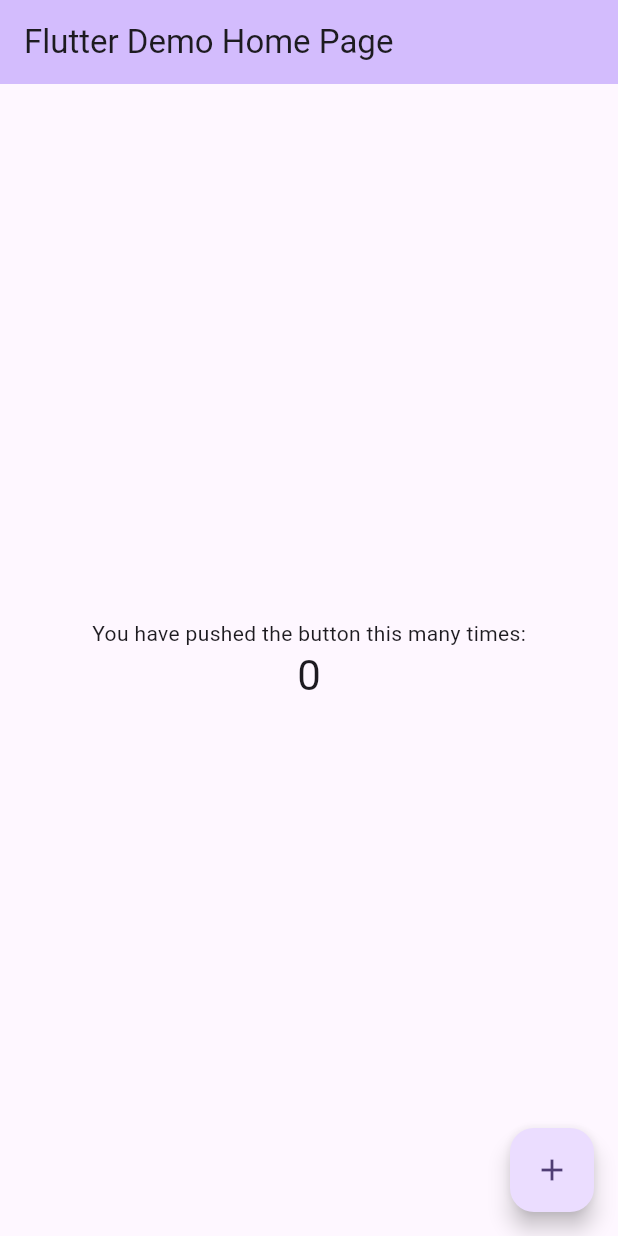
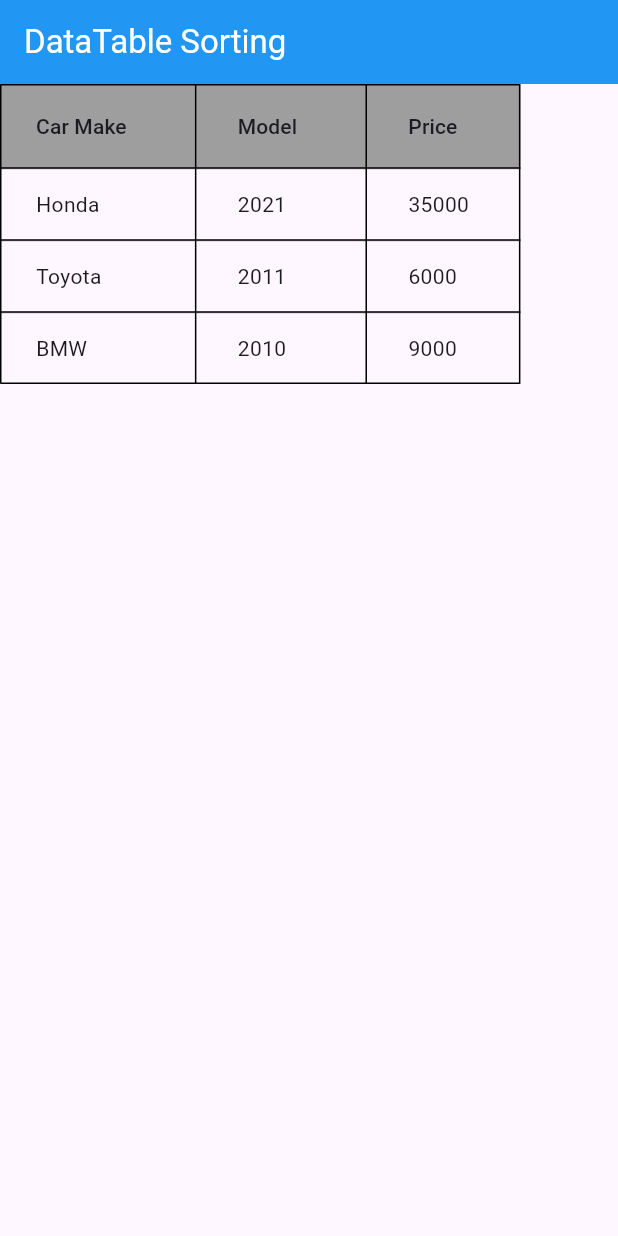
Before and after one commit to aininjeffery/TMA3084_102810_Lab05, a Flutter app: the screen it shows after launch, on a phone screen of 412 x 824 dp. Run offline on Flutter 3.47's test engine with Material 3 defaults, Android fonts, the phone set to English and light mode, and no system bars.

Commit message:
Add Lab B sortable DataTable

```diff
--- a/bottom_navigator_bar_lab/lib/main.dart
+++ b/bottom_navigator_bar_lab/lib/main.dart
@@ -1,121 +1,96 @@
 import 'package:flutter/material.dart';
 
-void main() {
-  runApp(const MyApp());
-}
+void main() => runApp(const DataTableLab());
 
-class MyApp extends StatelessWidget {
-  const MyApp({super.key});
+class DataTableLab extends StatelessWidget {
+  const DataTableLab({super.key});
 
-  // This widget is the root of your application.
   @override
   Widget build(BuildContext context) {
-    return MaterialApp(
-      title: 'Flutter Demo',
-      theme: ThemeData(
-        // This is the theme of your application.
-        //
-        // TRY THIS: Try running your application with "flutter run". You'll see
-        // the application has a purple toolbar. Then, without quitting the app,
-        // try changing the seedColor in the colorScheme below to Colors.green
-        // and then invoke "hot reload" (save your changes or press the "hot
-        // reload" button in a Flutter-supported IDE, or press "r" if you used
-        // the command line to start the app).
-        //
-        // Notice that the counter didn't reset back to zero; the application
-        // state is not lost during the reload. To reset the state, use hot
-        // restart instead.
-        //
-        // This works for code too, not just values: Most code changes can be
-        // tested with just a hot reload.
-        colorScheme: .fromSeed(seedColor: Colors.deepPurple),
-      ),
-      home: const MyHomePage(title: 'Flutter Demo Home Page'),
+    return const MaterialApp(
+      debugShowCheckedModeBanner: false,
+      home: CarTablePage(),
     );
   }
 }
 
-class MyHomePage extends StatefulWidget {
-  const MyHomePage({super.key, required this.title});
+class Car {
+  Car(this.make, this.model, this.price);
 
-  // This widget is the home page of your application. It is stateful, meaning
-  // that it has a State object (defined below) that contains fields that affect
-  // how it looks.
+  final String make;
+  final int model;
+  final int price;
+}
 
-  // This class is the configuration for the state. It holds the values (in this
-  // case the title) provided by the parent (in this case the App widget) and
-  // used by the build method of the State. Fields in a Widget subclass are
-  // always marked "final".
-
-  final String title;
+class CarTablePage extends StatefulWidget {
+  const CarTablePage({super.key});
 
   @override
-  State<MyHomePage> createState() => _MyHomePageState();
+  State<CarTablePage> createState() => _CarTablePageState();
 }
 
-class _MyHomePageState extends State<MyHomePage> {
-  int _counter = 0;
+class _CarTablePageState extends State<CarTablePage> {
+  final List<Car> cars = [
+    Car('Honda', 2021, 35000),
+    Car('Toyota', 2011, 6000),
+    Car('BMW', 2010, 9000),
+  ];
 
-  void _incrementCounter() {
+  int? sortColumnIndex;
+  bool sortAscending = true;
+
+  void sortBy(
+    int columnIndex,
+    bool ascending,
+    int Function(Car a, Car b) compare,
+  ) {
     setState(() {
-      // This call to setState tells the Flutter framework that something has
-      // changed in this State, which causes it to rerun the build method below
-      // so that the display can reflect the updated values. If we changed
-      // _counter without calling setState(), then the build method would not be
-      // called again, and so nothing would appear to happen.
-      _counter++;
+      cars.sort((a, b) => ascending ? compare(a, b) : compare(b, a));
+      sortColumnIndex = columnIndex;
+      sortAscending = ascending;
     });
   }
 
   @override
   Widget build(BuildContext context) {
-    // This method is rerun every time setState is called, for instance as done
-    // by the _incrementCounter method above.
-    //
-    // The Flutter framework has been optimized to make rerunning build methods
-    // fast, so that you can just rebuild anything that needs updating rather
-    // than having to individually change instances of widgets.
     return Scaffold(
       appBar: AppBar(
-        // TRY THIS: Try changing the color here to a specific color (to
-        // Colors.amber, perhaps?) and trigger a hot reload to see the AppBar
-        // change color while the other colors stay the same.
-        backgroundColor: Theme.of(context).colorScheme.inversePrimary,
-        // Here we take the value from the MyHomePage object that was created by
-        // the App.build method, and use it to set our appbar title.
-        title: Text(widget.title),
+        title: const Text('DataTable Sorting'),
+        backgroundColor: Colors.blue,
+        foregroundColor: Colors.white,
       ),
-      body: Center(
-        // Center is a layout widget. It takes a single child and positions it
-        // in the middle of the parent.
-        child: Column(
-          // Column is also a layout widget. It takes a list of children and
-          // arranges them vertically. By default, it sizes itself to fit its
-          // children horizontally, and tries to be as tall as its parent.
-          //
-          // Column has various properties to control how it sizes itself and
-          // how it positions its children. Here we use mainAxisAlignment to
-          // center the children vertically; the main axis here is the vertical
-          // axis because Columns are vertical (the cross axis would be
-          // horizontal).
-          //
-          // TRY THIS: Invoke "debug painting" (choose the "Toggle Debug Paint"
-          // action in the IDE, or press "p" in the console), to see the
-          // wireframe for each widget.
-          mainAxisAlignment: .center,
-          children: [
-            const Text('You have pushed the button this many times:'),
-            Text(
-              '$_counter',
-              style: Theme.of(context).textTheme.headlineMedium,
+      body: DataTable(
+        sortColumnIndex: sortColumnIndex,
+        sortAscending: sortAscending,
+        border: TableBorder.all(color: Colors.black),
+        headingRowColor: WidgetStateProperty.all<Color>(Colors.grey),
+        columns: [
+          DataColumn(
+            label: const Text('Car Make'),
+            onSort: (i, asc) =>
+                sortBy(i, asc, (a, b) => a.make.compareTo(b.make)),
+          ),
+          DataColumn(
+            label: const Text('Model'),
+            onSort: (i, asc) =>
+                sortBy(i, asc, (a, b) => a.model.compareTo(b.model)),
+          ),
+          DataColumn(
+            label: const Text('Price'),
+            onSort: (i, asc) =>
+                sortBy(i, asc, (a, b) => a.price.compareTo(b.price)),
+          ),
+        ],
+        rows: [
+          for (final Car car in cars)
+            DataRow(
+              cells: [
+                DataCell(Text(car.make)),
+                DataCell(Text(car.model.toString())),
+                DataCell(Text(car.price.toString())),
+              ],
             ),
-          ],
-        ),
-      ),
-      floatingActionButton: FloatingActionButton(
-        onPressed: _incrementCounter,
-        tooltip: 'Increment',
-        child: const Icon(Icons.add),
+        ],
       ),
     );
   }
--- a/data_table_lab/lib/main.dart
+++ b/data_table_lab/lib/main.dart
@@ -1,121 +1,96 @@
 import 'package:flutter/material.dart';
 
-void main() {
-  runApp(const MyApp());
-}
+void main() => runApp(const DataTableLab());
 
-class MyApp extends StatelessWidget {
-  const MyApp({super.key});
+class DataTableLab extends StatelessWidget {
+  const DataTableLab({super.key});
 
-  // This widget is the root of your application.
   @override
   Widget build(BuildContext context) {
-    return MaterialApp(
-      title: 'Flutter Demo',
-      theme: ThemeData(
-        // This is the theme of your application.
-        //
-        // TRY THIS: Try running your application with "flutter run". You'll see
-        // the application has a purple toolbar. Then, without quitting the app,
-        // try changing the seedColor in the colorScheme below to Colors.green
-        // and then invoke "hot reload" (save your changes or press the "hot
-        // reload" button in a Flutter-supported IDE, or press "r" if you used
-        // the command line to start the app).
-        //
-        // Notice that the counter didn't reset back to zero; the application
-        // state is not lost during the reload. To reset the state, use hot
-        // restart instead.
-        //
-        // This works for code too, not just values: Most code changes can be
-        // tested with just a hot reload.
-        colorScheme: .fromSeed(seedColor: Colors.deepPurple),
-      ),
-      home: const MyHomePage(title: 'Flutter Demo Home Page'),
+    return const MaterialApp(
+      debugShowCheckedModeBanner: false,
+      home: CarTablePage(),
     );
   }
 }
 
-class MyHomePage extends StatefulWidget {
-  const MyHomePage({super.key, required this.title});
+class Car {
+  Car(this.make, this.model, this.price);
 
-  // This widget is the home page of your application. It is stateful, meaning
-  // that it has a State object (defined below) that contains fields that affect
-  // how it looks.
+  final String make;
+  final int model;
+  final int price;
+}
 
-  // This class is the configuration for the state. It holds the values (in this
-  // case the title) provided by the parent (in this case the App widget) and
-  // used by the build method of the State. Fields in a Widget subclass are
-  // always marked "final".
-
-  final String title;
+class CarTablePage extends StatefulWidget {
+  const CarTablePage({super.key});
 
   @override
-  State<MyHomePage> createState() => _MyHomePageState();
+  State<CarTablePage> createState() => _CarTablePageState();
 }
 
-class _MyHomePageState extends State<MyHomePage> {
-  int _counter = 0;
+class _CarTablePageState extends State<CarTablePage> {
+  final List<Car> cars = [
+    Car('Honda', 2021, 35000),
+    Car('Toyota', 2011, 6000),
+    Car('BMW', 2010, 9000),
+  ];
 
-  void _incrementCounter() {
+  int? sortColumnIndex;
+  bool sortAscending = true;
+
+  void sortBy(
+    int columnIndex,
+    bool ascending,
+    int Function(Car a, Car b) compare,
+  ) {
     setState(() {
-      // This call to setState tells the Flutter framework that something has
-      // changed in this State, which causes it to rerun the build method below
-      // so that the display can reflect the updated values. If we changed
-      // _counter without calling setState(), then the build method would not be
-      // called again, and so nothing would appear to happen.
-      _counter++;
+      cars.sort((a, b) => ascending ? compare(a, b) : compare(b, a));
+      sortColumnIndex = columnIndex;
+      sortAscending = ascending;
     });
   }
 
   @override
   Widget build(BuildContext context) {
-    // This method is rerun every time setState is called, for instance as done
-    // by the _incrementCounter method above.
-    //
-    // The Flutter framework has been optimized to make rerunning build methods
-    // fast, so that you can just rebuild anything that needs updating rather
-    // than having to individually change instances of widgets.
     return Scaffold(
       appBar: AppBar(
-        // TRY THIS: Try changing the color here to a specific color (to
-        // Colors.amber, perhaps?) and trigger a hot reload to see the AppBar
-        // change color while the other colors stay the same.
-        backgroundColor: Theme.of(context).colorScheme.inversePrimary,
-        // Here we take the value from the MyHomePage object that was created by
-        // the App.build method, and use it to set our appbar title.
-        title: Text(widget.title),
+        title: const Text('DataTable Sorting'),
+        backgroundColor: Colors.blue,
+        foregroundColor: Colors.white,
       ),
-      body: Center(
-        // Center is a layout widget. It takes a single child and positions it
-        // in the middle of the parent.
-        child: Column(
-          // Column is also a layout widget. It takes a list of children and
-          // arranges them vertically. By default, it sizes itself to fit its
-          // children horizontally, and tries to be as tall as its parent.
-          //
-          // Column has various properties to control how it sizes itself and
-          // how it positions its children. Here we use mainAxisAlignment to
-          // center the children vertically; the main axis here is the vertical
-          // axis because Columns are vertical (the cross axis would be
-          // horizontal).
-          //
-          // TRY THIS: Invoke "debug painting" (choose the "Toggle Debug Paint"
-          // action in the IDE, or press "p" in the console), to see the
-          // wireframe for each widget.
-          mainAxisAlignment: .center,
-          children: [
-            const Text('You have pushed the button this many times:'),
-            Text(
-              '$_counter',
-              style: Theme.of(context).textTheme.headlineMedium,
+      body: DataTable(
+        sortColumnIndex: sortColumnIndex,
+        sortAscending: sortAscending,
+        border: TableBorder.all(color: Colors.black),
+        headingRowColor: WidgetStateProperty.all<Color>(Colors.grey),
+        columns: [
+          DataColumn(
+            label: const Text('Car Make'),
+            onSort: (i, asc) =>
+                sortBy(i, asc, (a, b) => a.make.compareTo(b.make)),
+          ),
+          DataColumn(
+            label: const Text('Model'),
+            onSort: (i, asc) =>
+                sortBy(i, asc, (a, b) => a.model.compareTo(b.model)),
+          ),
+          DataColumn(
+            label: const Text('Price'),
+            onSort: (i, asc) =>
+                sortBy(i, asc, (a, b) => a.price.compareTo(b.price)),
+          ),
+        ],
+        rows: [
+          for (final Car car in cars)
+            DataRow(
+              cells: [
+                DataCell(Text(car.make)),
+                DataCell(Text(car.model.toString())),
+                DataCell(Text(car.price.toString())),
+              ],
             ),
-          ],
-        ),
-      ),
-      floatingActionButton: FloatingActionButton(
-        onPressed: _incrementCounter,
-        tooltip: 'Increment',
-        child: const Icon(Icons.add),
+        ],
       ),
     );
   }
```
Also changed, not shown: 4 other files.
